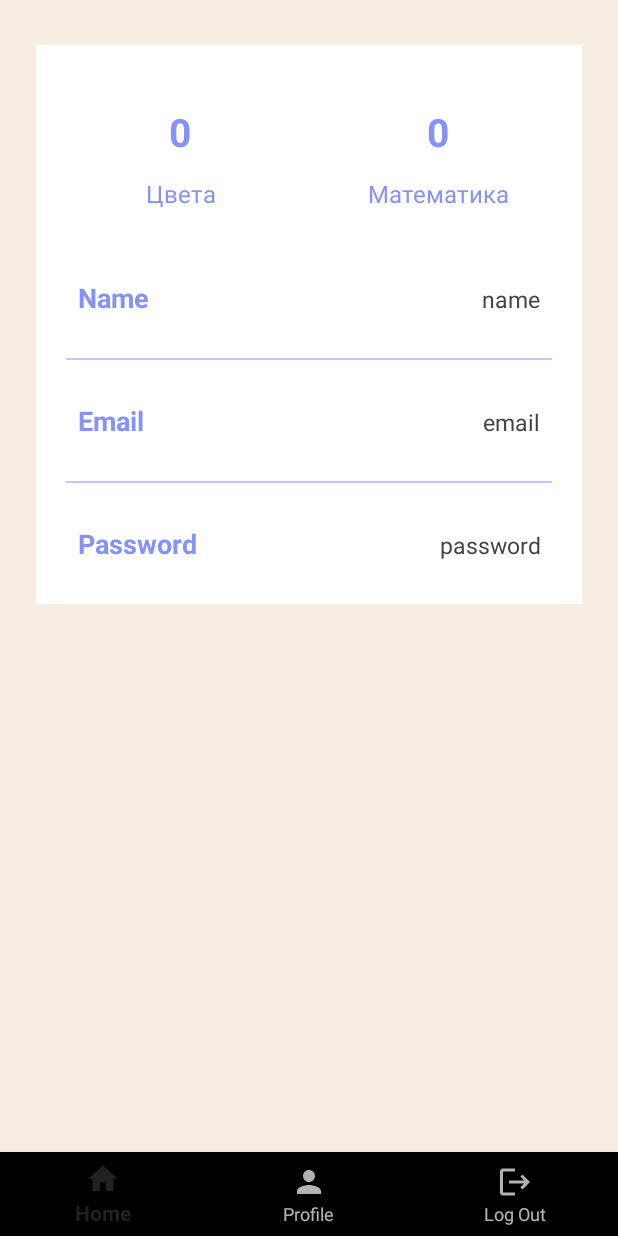
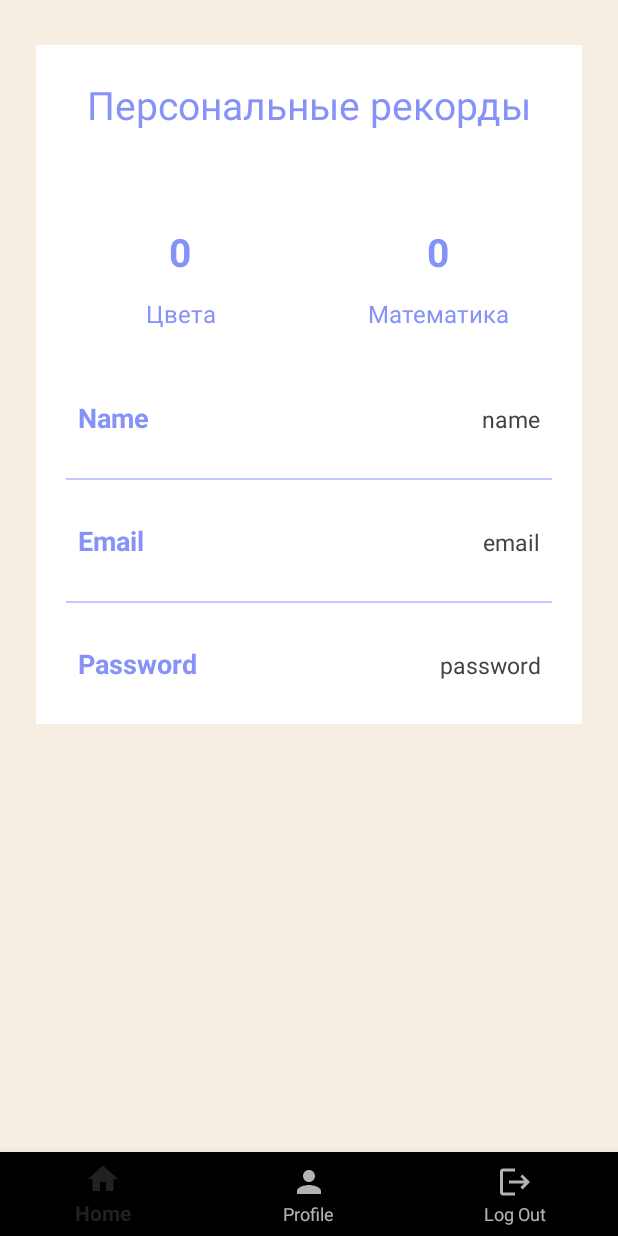
Before and after one commit to MrNarek/LogicGames6, an Android app: the fragment Profile placed in its activity, on a phone screen of 412 x 824 dp. Run offline under Robolectric (Android 15) with nearby library versions, the phone set to English and light mode, and no system bars; our stand-ins replace Firebase (no records; nobody signed in at launch, a user with empty details on screens opened directly).

Commit message:
Profile page almost done

```diff
--- a/app/src/main/java/com/example/logicgames/Profile.java
+++ b/app/src/main/java/com/example/logicgames/Profile.java
@@ -30,7 +30,7 @@ import java.util.Objects;
 public class Profile extends Fragment {
     TextView profileName, profileEmail, profilePassword;
     TextView titleName;
-    TextView colorsRec, profileMathRec;
+    TextView profileColoursRec, profileMathRec;
     private FirebaseAuth mAuth;
     FirebaseUser user;
     String nameUser, emailUser, passwordUser;
@@ -46,7 +46,7 @@ public class Profile extends Fragment {
          profileName = root.findViewById(R.id.profileName);
          profileEmail = root.findViewById(R.id.profileEmail);
          profilePassword = root.findViewById(R.id.profilePassword);
-         colorsRec = root.findViewById(R.id.colorsRecord);
+         profileColoursRec = root.findViewById(R.id.colorsRecord);
          profileMathRec = root.findViewById(R.id.mathematicsRecord);
 
 
@@ -69,7 +69,9 @@ public class Profile extends Fragment {
                             String email = userSnapshot.child("email").getValue(String.class);
                             String password = userSnapshot.child("password").getValue(String.class);
                             long mathRec = userSnapshot.child("mathRec").getValue(long.class);
+                            long coloursRec = userSnapshot.child("coloursRec").getValue(long.class);
                             profileMathRec.setText("" + mathRec);
+                            profileColoursRec.setText("" + coloursRec);
                             profileName.setText(name);
                             profileEmail.setText(email);
                             profilePassword.setText(password);
--- a/app/src/main/java/com/example/logicgames/Register.java
+++ b/app/src/main/java/com/example/logicgames/Register.java
@@ -85,7 +85,7 @@ public class Register extends AppCompatActivity {
                             Toast.makeText(Register.this, Objects.requireNonNull(task.getException()).getMessage(), Toast.LENGTH_SHORT).show();
                     });
                     String id2 = reference.getKey();
-                    HelperClass helperClass = new HelperClass(name, email, password, id2, 0);
+                    HelperClass helperClass = new HelperClass(name, email, password, id2, 0, 0);
                     reference.child("User").setValue(helperClass);
                     Toast.makeText(Register.this, "You have signup successfully!", Toast.LENGTH_SHORT).show();
                 }
--- a/app/src/main/res/layout/fragment_profile.xml
+++ b/app/src/main/res/layout/fragment_profile.xml
@@ -21,10 +21,23 @@
         android:padding="10dp">
 
 
+
+
+        <TextView
+            android:layout_width="300dp"
+            android:layout_height="60dp"
+            android:text="@string/PersonalRecords"
+            android:gravity="center"
+            android:layout_gravity="center"
+            android:textSize="26sp"
+            android:textColor="@color/lavendar"/>
+
         <LinearLayout
             android:layout_width="match_parent"
             android:layout_height="wrap_content"
-            android:orientation="horizontal">
+            android:orientation="horizontal"
+            android:layout_marginTop="20dp">
+
 
 
             <LinearLayout
--- a/app/src/main/res/values/strings.xml
+++ b/app/src/main/res/values/strings.xml
@@ -10,4 +10,5 @@
     <string name="choose_game_mode">  Choose game mode</string>
     <!-- TODO: Remove or change this placeholder text -->
     <string name="hintColors">В этой игре вам нужно определить совпадает ли значение текста на верхней табличке с цветом текста на нижней, и нажать на соответствущую кнопку. В этом примере ответ \'ДА\' потому что на верхней табличке слово \'Красный\' и цвет слова на нижней табличке тоже красный</string>
+    <string name="PersonalRecords">Персональные рекорды</string>
 </resources>
```
Also changed, not shown: app/src/main/java/com/example/logicgames/Colours.java (+72 -3 lines), app/src/main/java/com/example/logicgames/HelperClass.java (+12 -2 lines), app/src/main/java/com/example/logicgames/Mathematics.java (+54 -10 lines), app/src/main/res/drawable/btn_above.xml (added, +8 -0 lines).
